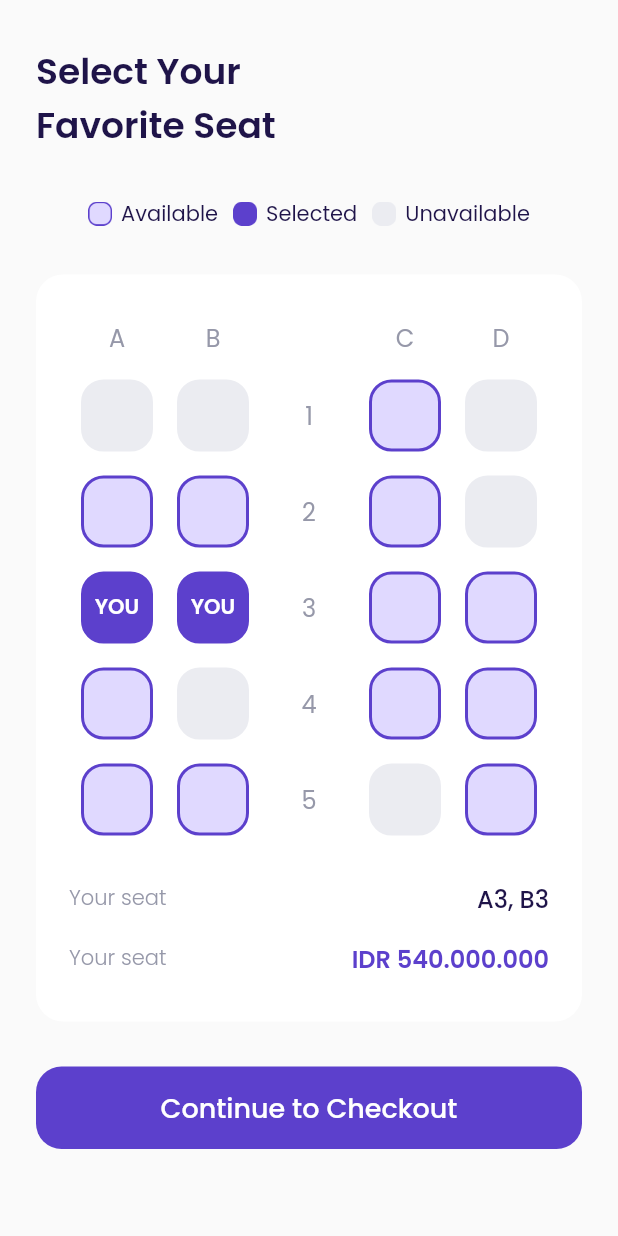
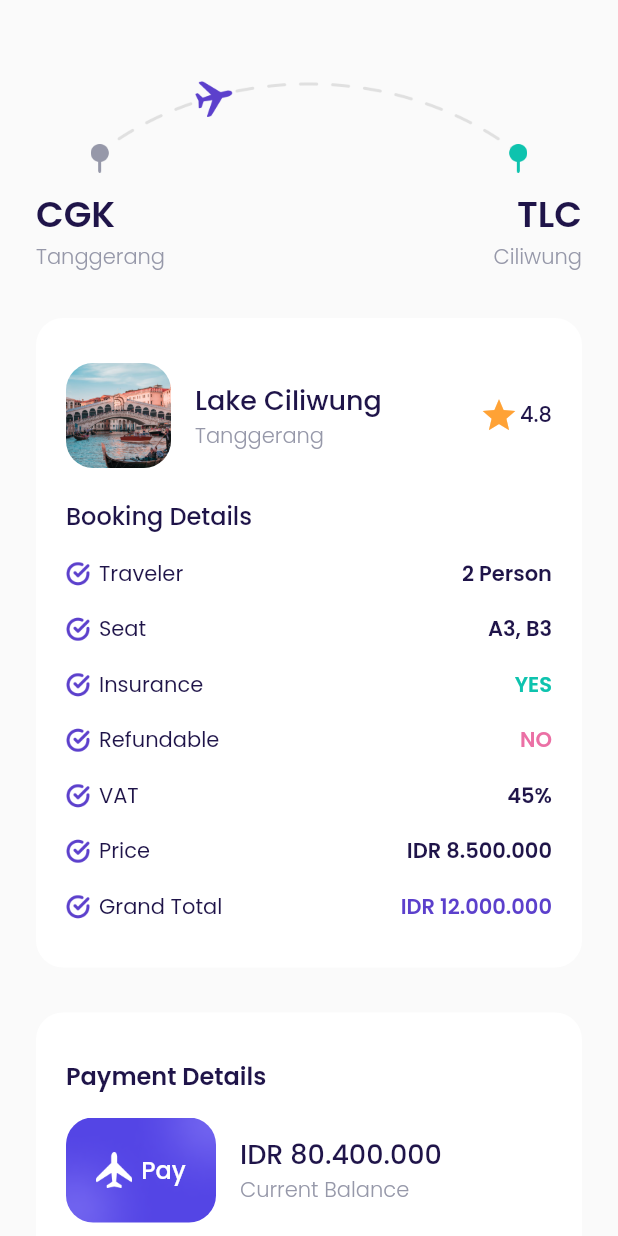
Before and after one commit to ariefendi992/flutter_app, a Flutter app: the ChooseSetPage screen opened by its route, after a tap on "Continue to Checkout", on a phone screen of 412 x 824 dp. Run offline on Flutter 3.47's test engine with Material 2 defaults, Android fonts, the light colour scheme and no system bars; our stand-ins replace google_fonts.

Commit message:
checkout page

```diff
--- a/lib/main.dart
+++ b/lib/main.dart
@@ -1,5 +1,6 @@
 import 'package:flutter/material.dart';
 import 'package:flutter_airplane_v2/ui/pages/bonus_page.dart';
+import 'package:flutter_airplane_v2/ui/pages/checkout_page.dart';
 import 'package:flutter_airplane_v2/ui/pages/choose_seat_page.dart';
 import 'package:flutter_airplane_v2/ui/pages/get_started_page.dart';
 import 'package:flutter_airplane_v2/ui/pages/main_page.dart';
@@ -24,6 +25,7 @@ class MyApp extends StatelessWidget {
         '/bonus': (context) => const BonusPage(),
         '/main': (context) => const MainPage(),
         '/choose-seat': (context) => const ChooseSetPage(),
+        '/checkout': (context) => const CheckoutPage(),
       },
       // home: const GetStarted(),
     );
--- a/lib/shared/theme.dart
+++ b/lib/shared/theme.dart
@@ -11,6 +11,8 @@ Color kGreyColor = const Color(0xff9698A9);
 Color kYellowColor = const Color(0xffFFA235);
 Color kAvailableColor = const Color(0xffE0D9FF);
 Color kUnavailableColor = const Color(0xffEBECF1);
+Color kGreenColor = const Color(0xff0EC3AE);
+Color kRedColor = const Color(0xffEB70A5);
 Color kTransparentColor = Colors.transparent;
 
 TextStyle whiteTextStyle = GoogleFonts.poppins(
--- /dev/null
+++ b/lib/ui/pages/checkout_page.dart
@@ -0,0 +1,320 @@
+import 'package:flutter/material.dart';
+import 'package:flutter_airplane_v2/shared/theme.dart';
+import 'package:flutter_airplane_v2/ui/widgets/booking_details_item.dart';
+import 'package:flutter_airplane_v2/ui/widgets/custom_button.dart';
+
+class CheckoutPage extends StatelessWidget {
+  const CheckoutPage({Key? key}) : super(key: key);
+
+  @override
+  Widget build(BuildContext context) {
+    Widget header() {
+      return Container(
+        margin: const EdgeInsets.only(top: 50),
+        child: Column(
+          children: [
+            Container(
+              width: 291,
+              height: 65,
+              margin: const EdgeInsets.only(bottom: 10),
+              decoration: const BoxDecoration(
+                image: DecorationImage(
+                  image: AssetImage('assets/image_checkout.png'),
+                ),
+              ),
+            ),
+            Row(
+              children: [
+                Expanded(
+                  child: Column(
+                    crossAxisAlignment: CrossAxisAlignment.start,
+                    children: [
+                      Text(
+                        'CGK',
+                        style: blackTextStyle.copyWith(
+                          fontSize: 24,
+                          fontWeight: semiBold,
+                        ),
+                      ),
+                      Text(
+                        'Tanggerang',
+                        style: greyTextStyle.copyWith(
+                          fontWeight: light,
+                        ),
+                      ),
+                    ],
+                  ),
+                ),
+                Column(
+                  crossAxisAlignment: CrossAxisAlignment.end,
+                  children: [
+                    Text(
+                      'TLC',
+                      style: blackTextStyle.copyWith(
+                        fontSize: 24,
+                        fontWeight: semiBold,
+                      ),
+                    ),
+                    Text(
+                      'Ciliwung',
+                      style: greyTextStyle.copyWith(
+                        fontWeight: light,
+                      ),
+                    ),
+                  ],
+                ),
+              ],
+            )
+          ],
+        ),
+      );
+    }
+
+    Widget bookingDetails() {
+      return Container(
+        margin: const EdgeInsets.only(top: 30),
+        width: double.infinity,
+        padding: const EdgeInsets.symmetric(
+          vertical: 30,
+          horizontal: 20,
+        ),
+        decoration: BoxDecoration(
+          color: kWhiteColor,
+          borderRadius: BorderRadius.circular(defaultRadius),
+        ),
+        child: Column(
+          crossAxisAlignment: CrossAxisAlignment.start,
+          children: [
+            // NOTE : IMAGE DESTINATION
+            Row(
+              children: [
+                Container(
+                  width: 70,
+                  height: 70,
+                  margin: const EdgeInsets.only(right: 16),
+                  decoration: BoxDecoration(
+                    borderRadius: BorderRadius.circular(defaultRadius),
+                    image: const DecorationImage(
+                      image: AssetImage('assets/image_destination_1.png'),
+                      fit: BoxFit.cover,
+                    ),
+                  ),
+                ),
+                Expanded(
+                  child: Column(
+                    crossAxisAlignment: CrossAxisAlignment.start,
+                    children: [
+                      Text(
+                        'Lake Ciliwung',
+                        style: blackTextStyle.copyWith(
+                          fontSize: 18,
+                          fontWeight: medium,
+                        ),
+                      ),
+                      Text(
+                        'Tanggerang',
+                        style: greyTextStyle.copyWith(
+                          fontWeight: light,
+                        ),
+                      ),
+                    ],
+                  ),
+                ),
+                Icon(
+                  Icons.star,
+                  size: 26,
+                  color: kYellowColor,
+                ),
+                const SizedBox(width: 1),
+                Text(
+                  '4.8',
+                  style: blackTextStyle.copyWith(
+                    fontWeight: medium,
+                  ),
+                )
+              ],
+            ),
+
+            // NOTE: BOOKING DETAILS TEXT
+            Container(
+              margin: const EdgeInsets.only(top: 20),
+              child: Column(
+                crossAxisAlignment: CrossAxisAlignment.start,
+                children: [
+                  Text(
+                    'Booking Details',
+                    style: blackTextStyle.copyWith(
+                      fontSize: 16,
+                      fontWeight: medium,
+                    ),
+                  ),
+                ],
+              ),
+            ),
+
+            // NOTE: BOOKING DETAIL ITEM
+            BookingDetailItem(
+              title: 'Traveler',
+              item: '2 Person',
+              color: kBlackColor,
+            ),
+            BookingDetailItem(
+              title: 'Seat',
+              item: 'A3, B3',
+              color: kBlackColor,
+            ),
+            BookingDetailItem(
+              title: 'Insurance',
+              item: 'YES',
+              color: kGreenColor,
+            ),
+            BookingDetailItem(
+              title: 'Refundable',
+              item: 'NO',
+              color: kRedColor,
+            ),
+            BookingDetailItem(
+              title: 'VAT',
+              item: '45%',
+              color: kBlackColor,
+            ),
+            BookingDetailItem(
+              title: 'Price',
+              item: 'IDR 8.500.000',
+              color: kBlackColor,
+            ),
+            BookingDetailItem(
+              title: 'Grand Total',
+              item: 'IDR 12.000.000',
+              color: kPrimaryColor,
+            ),
+          ],
+        ),
+      );
+    }
+
+    Widget payment() {
+      return Container(
+        margin: const EdgeInsets.only(top: 30),
+        width: double.infinity,
+        padding: const EdgeInsets.symmetric(
+          horizontal: 20,
+          vertical: 30,
+        ),
+        decoration: BoxDecoration(
+          color: kWhiteColor,
+          borderRadius: BorderRadius.circular(defaultRadius),
+        ),
+        child: Column(
+          crossAxisAlignment: CrossAxisAlignment.start,
+          children: [
+            // NOTE : PAYMENT TEXT
+            Text(
+              'Payment Details',
+              style: blackTextStyle.copyWith(
+                fontSize: 16,
+                fontWeight: semiBold,
+              ),
+            ),
+
+            // NOTE : CURRENT BALANCE
+            Container(
+              margin: const EdgeInsets.only(top: 16),
+              child: Row(
+                children: [
+                  Container(
+                    width: 100,
+                    height: 70,
+                    margin: const EdgeInsets.only(right: 16),
+                    decoration: BoxDecoration(
+                      image: const DecorationImage(
+                        image: AssetImage('assets/image_card.png'),
+                        fit: BoxFit.cover,
+                      ),
+                      borderRadius: BorderRadius.circular(defaultRadius),
+                    ),
+                    child: Row(
+                      mainAxisAlignment: MainAxisAlignment.center,
+                      children: [
+                        Image.asset(
+                          'assets/icon_airplane.png',
+                          width: 24,
+                          height: 24,
+                        ),
+                        const SizedBox(width: 6),
+                        Text(
+                          'Pay',
+                          style: whiteTextStyle.copyWith(
+                            fontSize: 16,
+                            fontWeight: medium,
+                          ),
+                        ),
+                      ],
+                    ),
+                  ),
+                  Column(
+                    crossAxisAlignment: CrossAxisAlignment.start,
+                    children: [
+                      Text(
+                        'IDR 80.400.000',
+                        style: blackTextStyle.copyWith(
+                          fontSize: 18,
+                          fontWeight: medium,
+                        ),
+                      ),
+                      Text(
+                        'Current Balance',
+                        style: greyTextStyle.copyWith(
+                          fontWeight: light,
+                        ),
+                      ),
+                    ],
+                  ),
+                ],
+              ),
+            )
+          ],
+        ),
+      );
+    }
+
+    Widget payNowButton() {
+      return CustomButton(
+        title: 'Pay Now',
+        width: double.infinity,
+        onPressed: () {},
+        margin: const EdgeInsets.only(top: 30),
+      );
+    }
+
+    Widget tacButton() {
+      return Container(
+        margin: const EdgeInsets.symmetric(vertical: 30),
+        child: Center(
+          child: Text(
+            'Terms and Conditions',
+            style: greyTextStyle.copyWith(
+              fontSize: 16,
+              fontWeight: light,
+              decoration: TextDecoration.underline,
+            ),
+          ),
+        ),
+      );
+    }
+
+    return Scaffold(
+      backgroundColor: kSilverColor,
+      body: ListView(
+        padding: EdgeInsets.symmetric(horizontal: defaultMargin),
+        children: [
+          header(),
+          bookingDetails(),
+          payment(),
+          payNowButton(),
+          tacButton(),
+        ],
+      ),
+    );
+  }
+}
--- a/lib/ui/pages/choose_seat_page.dart
+++ b/lib/ui/pages/choose_seat_page.dart
@@ -299,7 +299,9 @@ class ChooseSetPage extends StatelessWidget {
         title: 'Continue to Checkout',
         width: double.infinity,
         margin: const EdgeInsets.only(top: 30),
-        onPressed: () {},
+        onPressed: () {
+          Navigator.pushNamed(context, '/checkout');
+        },
       );
     }
 
--- /dev/null
+++ b/lib/ui/widgets/booking_details_item.dart
@@ -0,0 +1,45 @@
+import 'package:flutter/material.dart';
+import 'package:flutter_airplane_v2/shared/theme.dart';
+
+class BookingDetailItem extends StatelessWidget {
+  final String title;
+  final String item;
+  final Color color;
+
+  const BookingDetailItem({
+    Key? key,
+    required this.title,
+    required this.item,
+    required this.color,
+  }) : super(key: key);
+
+  @override
+  Widget build(BuildContext context) {
+    return Container(
+      margin: const EdgeInsets.only(top: 16),
+      child: Row(
+        children: [
+          Container(
+            margin: const EdgeInsets.only(right: 6),
+            width: 16,
+            height: 16,
+            decoration: const BoxDecoration(
+              image: DecorationImage(
+                image: AssetImage('assets/icon_check.png'),
+              ),
+            ),
+          ),
+          Text(title, style: blackTextStyle),
+          const Spacer(),
+          Text(
+            item,
+            style: blackTextStyle.copyWith(
+              fontWeight: semiBold,
+              color: color,
+            ),
+          ),
+        ],
+      ),
+    );
+  }
+}
```
